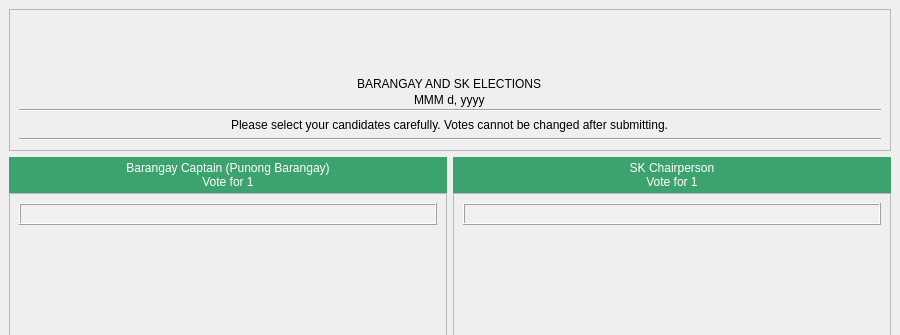
Before: the Qt Designer form VVM/vvm.ui in GuisadongManok/PolliTech-VVM, drawn with Qt 5; both pictures show x 0 to 900 and y 0 to 335 of the 900 by 879 pixel window.
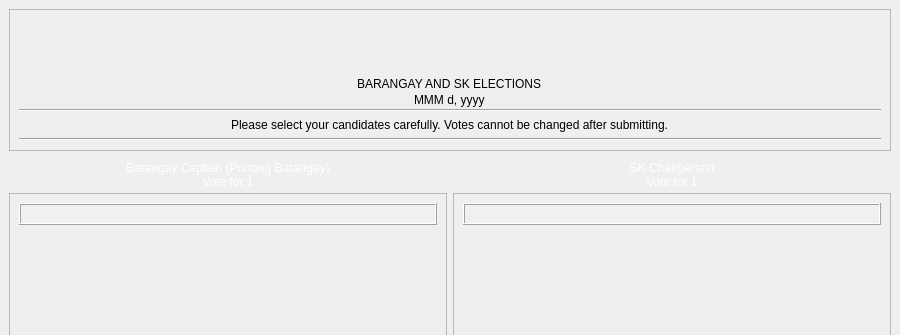
After: the same form once the commit is applied. Icons and pictures are not drawn.

Diff of the .ui file:
```diff
--- a/VVM/vvm.ui
+++ b/VVM/vvm.ui
@@ -23,6 +23,16 @@
    <iconset resource="../VVM.qrc">
     <normaloff>:/backgrounds/Smol logo no bg.png</normaloff>:/backgrounds/Smol logo no bg.png</iconset>
   </property>
+  <property name="styleSheet">
+   <string notr="true">QMainWindow {
+	background: qlineargradient(
+        x1: 0, y1: 0,
+        x2: 0, y2: 1,
+        stop: 0 #f0f0f0,
+        stop: 1 #e0e0e0
+    );
+}</string>
+  </property>
   <widget class="QWidget" name="centralwidget">
    <layout class="QGridLayout" name="gridLayout_7">
     <item row="3" column="0" colspan="2">
@@ -41,11 +51,17 @@
        <widget class="QLabel" name="label_6">
         <property name="styleSheet">
          <string notr="true">QLabel {
-	font: 600 13pt &quot;Segoe UI&quot;;
-	color: white;
-	background-color: #3CA36E;
-	padding: 4px;
-}</string>
+    font: 600 13pt &quot;Segoe UI&quot;;
+    color: white;
+    background: qlineargradient(
+        x1: 0, y1: 0,
+        x2: 0, y2: 1,
+        stop: 0 #3CA36E,
+        stop: 1 #338E60
+    );
+    padding: 4px;
+}
+</string>
         </property>
         <property name="text">
          <string>SK Chairperson
@@ -410,11 +426,17 @@
        <widget class="QLabel" name="label_3">
         <property name="styleSheet">
          <string notr="true">QLabel {
-	font: 600 13pt &quot;Segoe UI&quot;;
-	color: white;
-	background-color: #3CA36E;
-	padding: 4px;
-}</string>
+    font: 600 13pt &quot;Segoe UI&quot;;
+    color: white;
+    background: qlineargradient(
+        x1: 0, y1: 0,
+        x2: 0, y2: 1,
+        stop: 0 #3CA36E,
+        stop: 1 #338E60
+    );
+    padding: 4px;
+}
+</string>
         </property>
         <property name="text">
          <string>Barangay Captain (Punong Barangay)
```
